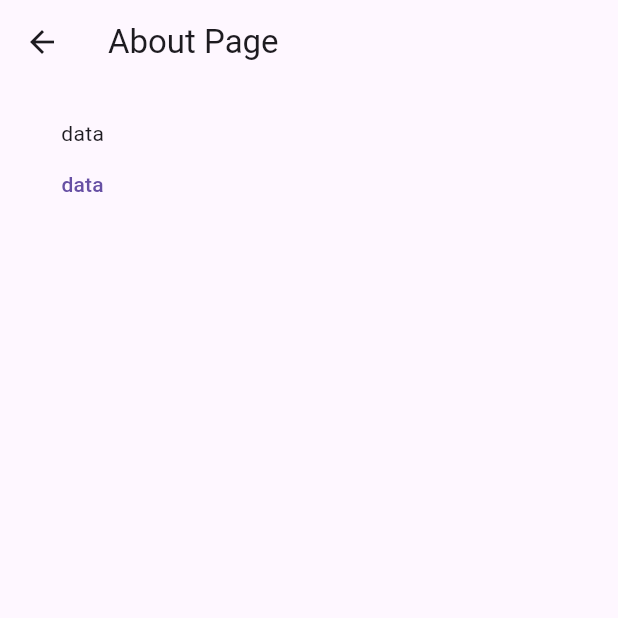
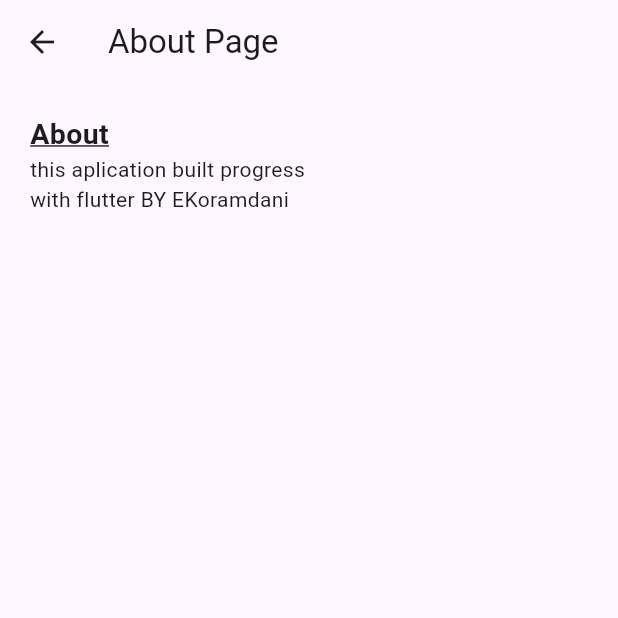
Before and after one commit to EkoRamadn/flutter-project, a Flutter app: the AboutPAge screen opened by its route, on a phone screen of 412 x 824 dp, the top half of it. Run offline on Flutter 3.47's test engine with Material 3 defaults, Android fonts, the phone set to English and light mode, and no system bars.

Commit message:
two step

```diff
--- a/lib/main.dart
+++ b/lib/main.dart
@@ -31,18 +31,34 @@ class HomePage extends StatelessWidget {
   Widget build(BuildContext context) {
     return Scaffold(
         appBar: AppBar(
+          backgroundColor: Colors.orange,
           title: const Text('Flutter Basic App'), // Judul di AppBar
         ),
-        body: Column(
-          children: [
-            Center(
-              child: TextButton(
+        body: Container(
+          padding: const EdgeInsets.only(top: 50),
+          child: Center(
+            child: Column(
+              crossAxisAlignment:
+                  CrossAxisAlignment.center, // Pusatkan horizontal
+              children: [
+                Image.asset(
+                  'assets/images/tes.webp',
+                  width: 100,
+                  fit: BoxFit.cover,
+                ),
+                const Text(
+                  'Hello my name is pikacu.',
+                  style: TextStyle(fontSize: 18, fontFamily: 'Roboto'),
+                ),
+                TextButton(
                   onPressed: () {
                     Navigator.pushNamed(context, '/about');
                   },
-                  child: const Text('data')),
-            )
-          ],
+                  child: const Text('Go to About'),
+                ),
+              ],
+            ),
+          ),
         ));
   }
 }
@@ -57,15 +73,22 @@ class AboutPAge extends StatelessWidget {
         title: const Text('About Page'),
       ),
       body: Container(
-        padding: const EdgeInsets.all(23),
-        child: Column(
+        padding: const EdgeInsets.only(top: 20, left: 20, right: 20),
+        child: const Column(
+          crossAxisAlignment: CrossAxisAlignment.start,
           children: [
-            const Text('data'),
-            TextButton(
-                onPressed: () {
-                  Navigator.pushNamed(context, '/about');
-                },
-                child: const Text('data'))
+            Text(
+              'About',
+              style: TextStyle(
+                  fontSize: 19,
+                  fontWeight: FontWeight.bold,
+                  decoration: TextDecoration.underline),
+            ),
+            SizedBox(
+                width: 200,
+                child: Text(
+                  'this aplication built progress with flutter BY EKoramdani',
+                ))
           ],
         ),
       ),
```
Also changed, not shown: pubspec.yaml (+3 -4 lines), assets/images/tes.webp (added).
